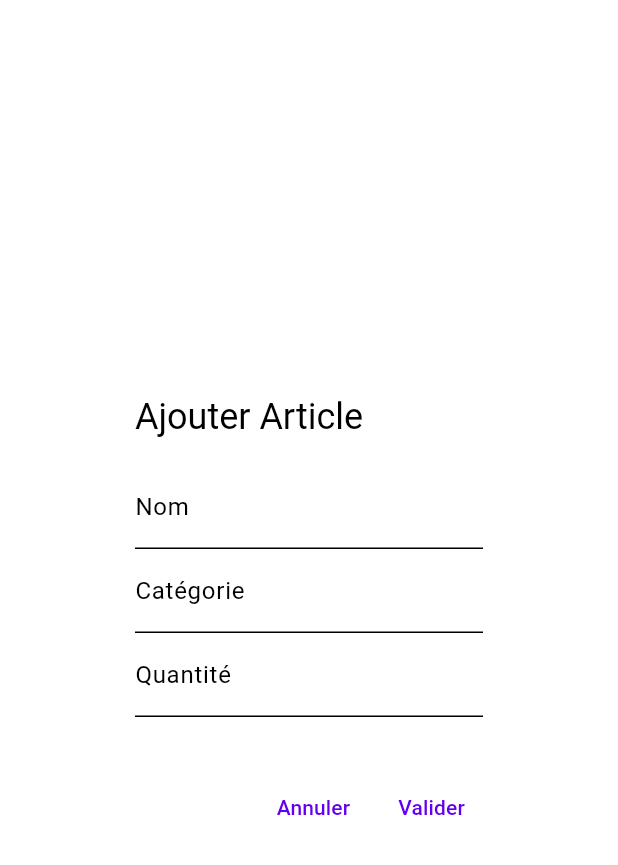
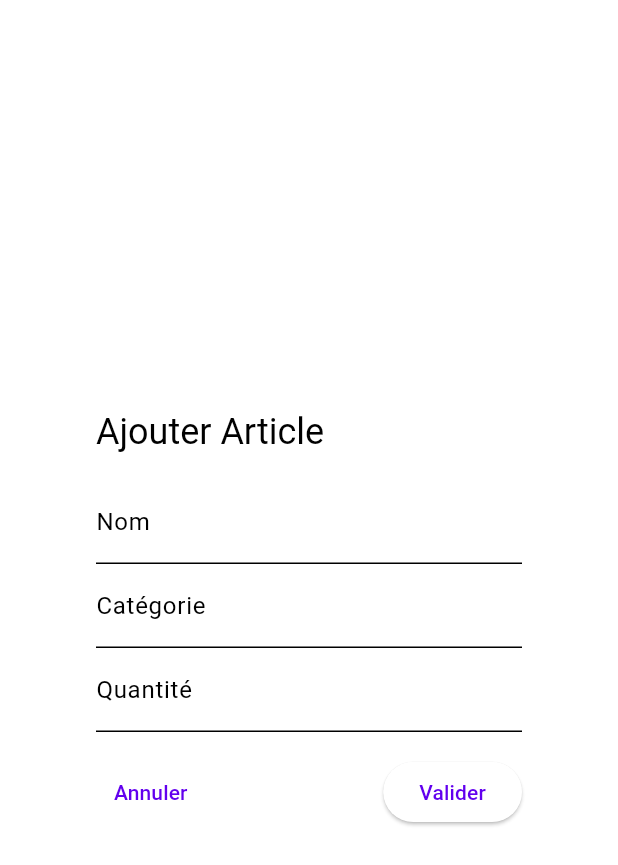
Before and after one commit to Hyppolite-DEDEKON/Projet_flutter, a Flutter app: the AddArticleDialog widget shown alone on an empty page, opened directly, on a phone screen of 412 x 824 dp. Shown: the top 865 px of the screen. Run offline on Flutter 3.47's test engine with Material 3 defaults, Android fonts, the phone set to English and light mode, and no system bars; our stand-ins replace shared_preferences; accounts and stored records are empty.

```diff
--- a/lib/dialogs/add_article_dialog.dart
+++ b/lib/dialogs/add_article_dialog.dart
@@ -1,4 +1,3 @@
-// dialogs/add_article_dialog.dart
 import 'package:flutter/material.dart';
 import '../model/article.dart';
 
@@ -15,6 +14,8 @@ class _AddArticleDialogState extends State<AddArticleDialog> {
   late TextEditingController nameController;
   late TextEditingController categoryController;
   late TextEditingController quantityController;
+
+  final GlobalKey<FormState> _formKey = GlobalKey<FormState>();
 
   @override
   void initState() {
@@ -33,37 +34,65 @@ class _AddArticleDialogState extends State<AddArticleDialog> {
       title: Text(widget.initialArticle != null
           ? 'Modifier Article'
           : 'Ajouter Article'),
-      content: SizedBox(
-        height: 180.0, // Ajustez la hauteur selon vos besoins
+      content: Container(
+        width: double.maxFinite,
+        child: SingleChildScrollView(
           child: Column(
-          crossAxisAlignment: CrossAxisAlignment.start,
             children: [
-            TextField(
+              Form(
+                key: _formKey,
+                autovalidateMode: AutovalidateMode.onUserInteraction,
+                child: Column(
+                  children: [
+                    TextFormField(
                       controller: nameController,
                       decoration: InputDecoration(labelText: 'Nom'),
+                      validator: (value) {
+                        if (value == null || value.isEmpty) {
+                          return 'Champ requis';
+                        }
+                        return null;
+                      },
                     ),
-            TextField(
+                    TextFormField(
                       controller: categoryController,
                       decoration: InputDecoration(labelText: 'Catégorie'),
+                      validator: (value) {
+                        if (value == null || value.isEmpty) {
+                          return 'Champ requis';
+                        }
+                        return null;
+                      },
                     ),
-            TextField(
+                    TextFormField(
                       controller: quantityController,
                       decoration: InputDecoration(labelText: 'Quantité'),
                       keyboardType: TextInputType.number,
+                      validator: (value) {
+                        if (value == null || value.isEmpty) {
+                          return 'Champ requis';
+                        }
+                        return null;
+                      },
                     ),
                   ],
                 ),
               ),
-      actions: [
+              SizedBox(
+                  height: 16), // Espacement entre le formulaire et les boutons
+              Row(
+                mainAxisAlignment: MainAxisAlignment.spaceBetween,
+                children: [
                   TextButton(
                     onPressed: () {
                       Navigator.of(context).pop(); // Annuler
                     },
                     child: Text('Annuler'),
                   ),
-        TextButton(
+                  ElevatedButton(
                     onPressed: () {
-            // Valider
+                      // Valider le formulaire
+                      if (_formKey.currentState?.validate() ?? false) {
                         Article updatedArticle = Article(
                           name: nameController.text,
                           category: categoryController.text,
@@ -71,10 +100,16 @@ class _AddArticleDialogState extends State<AddArticleDialog> {
                           isBought: widget.initialArticle?.isBought ?? false,
                         );
                         Navigator.of(context).pop(updatedArticle);
+                      }
                     },
                     child: Text('Valider'),
                   ),
                 ],
+              ),
+            ],
+          ),
+        ),
+      ),
     );
   }
 }
```
Also changed, not shown: pubspec.yaml (+1 -7 lines), pubspec.lock. Lines whose indentation alone changed are shown as unchanged.
